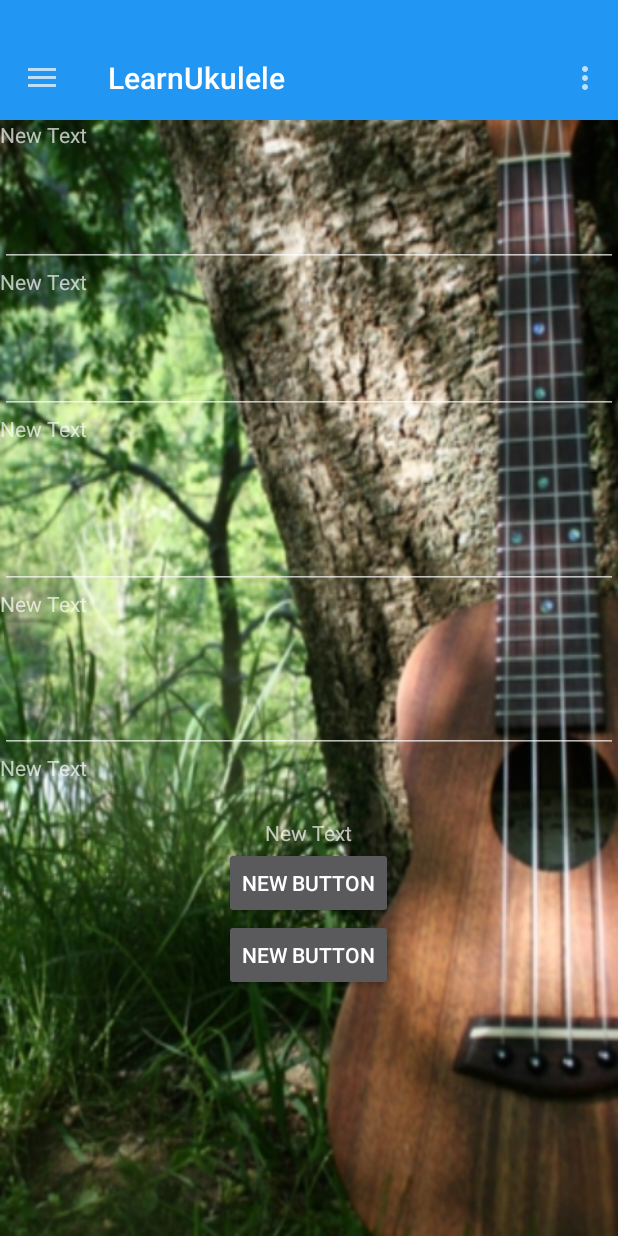
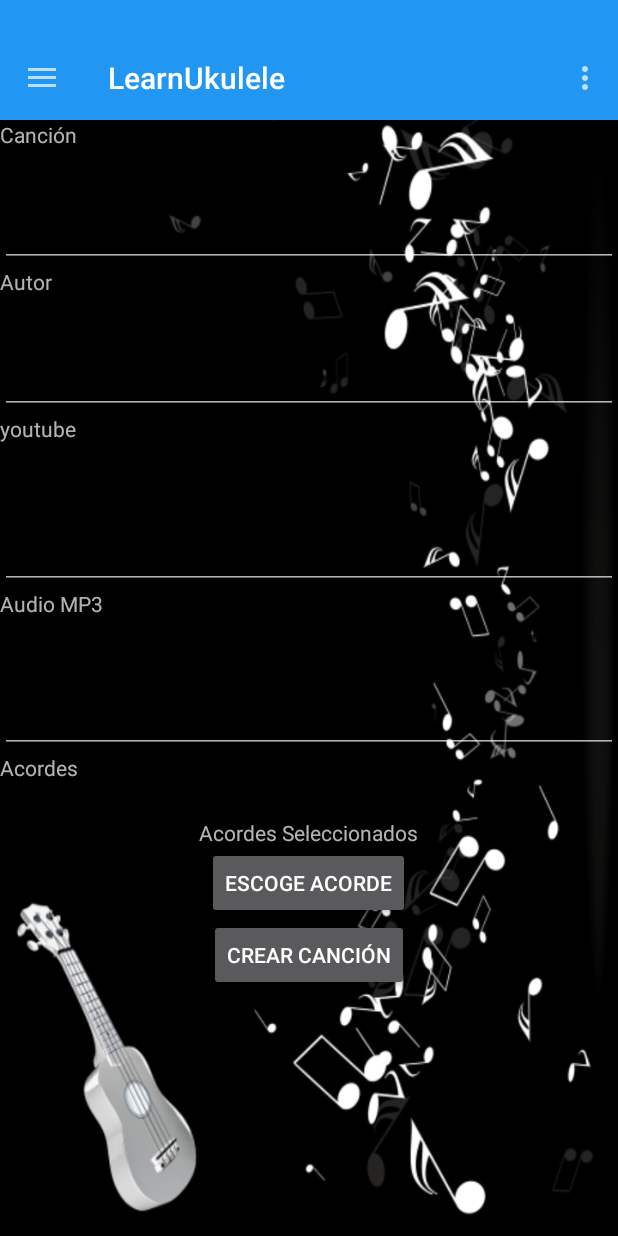
Before and after one commit to jfernandez178/ITI_Proiektua_2, an Android app: the fragment SongBerriaFragment placed in its activity, on a phone screen of 412 x 824 dp. Run offline under Robolectric (Android 15) with nearby library versions, the phone set to English and light mode, and no system bars.

Commit message:
Mensaje de Bienvenida y create songs
Se ha añadido fondo a create songs y se ha puesto un mensaje de
bienvenida

```diff
--- a/UkeleleArrospi/app/src/main/java/com/example/javier/ukelelearrospi/MainActivity.java
+++ b/UkeleleArrospi/app/src/main/java/com/example/javier/ukelelearrospi/MainActivity.java
@@ -15,6 +15,7 @@ import android.support.v7.widget.Toolbar;
 import android.view.Menu;
 import android.view.MenuItem;
 import android.view.View;
+import android.widget.EditText;
 
 import java.io.Serializable;
 
@@ -24,6 +25,7 @@ public class MainActivity extends AppCompatActivity {
     private DrawerLayout mDrawerLayout;
     private NavigationView navigationView;
     private ActionBarDrawerToggle mDrawerToggle;
+    private EditText meditTExt;
 
     @Override
 	protected void onCreate(Bundle savedInstanceState) {
@@ -41,6 +43,9 @@ public class MainActivity extends AppCompatActivity {
 
         mDrawerLayout = (DrawerLayout) findViewById(R.id.drawer_layout);
         navigationView = (NavigationView) findViewById(R.id.navigation_view);
+        meditTExt = (EditText) findViewById(R.id.editOngiEtorri);
+        meditTExt.setKeyListener(null);
+
 
         drawerraKudeatu();
 
--- a/UkeleleArrospi/app/src/main/res/layout/activity_main.xml
+++ b/UkeleleArrospi/app/src/main/res/layout/activity_main.xml
@@ -21,7 +21,32 @@
             android:id="@+id/content_frame"
             android:layout_width="match_parent"
             android:layout_height="match_parent"
-            android:background="@drawable/backgr_mainr" />
+            android:background="@drawable/backgr_mainr" >
+
+            <EditText
+                android:layout_width="270dp"
+                android:layout_height="410dp"
+                android:id="@+id/editOngiEtorri"
+                android:layout_gravity="left|bottom"
+                android:background="#ad5c5c5c"
+                android:layout_margin="@dimen/abc_action_bar_content_inset_material"
+                android:text="@string/ongi_etorri_text"
+                android:gravity="fill_horizontal|fill_vertical|fill"
+                android:editable="false"
+                android:enabled="true"
+                android:focusable="false" />
+
+            <TextView
+                android:layout_width="wrap_content"
+                android:layout_height="wrap_content"
+                android:textSize="30sp"
+                android:textAppearance="?android:attr/textAppearanceSmall"
+                android:text="@string/ongi_etorri_title"
+                android:id="@+id/viewOngiEtorri"
+                android:layout_gravity="center_horizontal|top"
+                android:gravity="center_vertical|center_horizontal"
+                android:textStyle="bold" />
+        </FrameLayout>
 
     </RelativeLayout>
 
--- a/UkeleleArrospi/app/src/main/res/layout/fragment_song_berria.xml
+++ b/UkeleleArrospi/app/src/main/res/layout/fragment_song_berria.xml
@@ -3,7 +3,8 @@
     android:layout_height="match_parent"
     tools:context="com.example.javier.ukelelearrospi.SongBerriaFragment"
     android:orientation="vertical"
-    android:weightSum="1">
+    android:weightSum="1"
+    android:background="@drawable/backgr_newsongr">
 
     <!-- TODO: Update blank fragment layout -->
 
@@ -15,7 +16,7 @@
     <TextView
         android:layout_width="177dp"
         android:layout_height="wrap_content"
-        android:text="New Text"
+        android:text="@string/abestia"
         android:id="@+id/textKantuIzena"
         android:layout_weight="0.11" />
 
@@ -27,7 +28,7 @@
     <TextView
         android:layout_width="210dp"
         android:layout_height="wrap_content"
-        android:text="New Text"
+        android:text="@string/autor"
         android:id="@+id/textAutoreIzena"
         android:layout_weight="0.11" />
 
@@ -39,7 +40,7 @@
     <TextView
         android:layout_width="194dp"
         android:layout_height="wrap_content"
-        android:text="New Text"
+        android:text="@string/string_youtube"
         android:id="@+id/textYoutube"
         android:layout_weight="0.17" />
 
@@ -51,7 +52,7 @@
     <TextView
         android:layout_width="210dp"
         android:layout_height="64dp"
-        android:text="New Text"
+        android:text="@string/string_mp3"
         android:id="@+id/textMP3" />
 
     <EditText
@@ -62,28 +63,28 @@
     <TextView
         android:layout_width="210dp"
         android:layout_height="wrap_content"
-        android:text="New Text"
+        android:text="@string/akordeak"
         android:id="@+id/textAkordeak"
         android:layout_weight="0.08" />
 
     <TextView
         android:layout_width="wrap_content"
         android:layout_height="wrap_content"
-        android:text="New Text"
+        android:text="@string/aukeratutako_akordeak"
         android:id="@+id/textAukeratutakoAkordeak"
         android:layout_gravity="center_horizontal" />
 
     <Button
         android:layout_width="wrap_content"
         android:layout_height="wrap_content"
-        android:text="New Button"
+        android:text="@string/aukeratu_akorde"
         android:id="@+id/buttonAkordeakAukeratu"
         android:layout_gravity="center_horizontal" />
 
     <Button
         android:layout_width="wrap_content"
         android:layout_height="wrap_content"
-        android:text="New Button"
+        android:text="@string/kantua_sortu"
         android:id="@+id/buttonKantuaSortu"
         android:layout_gravity="center_horizontal" />
 
--- a/UkeleleArrospi/app/src/main/res/values/strings.xml
+++ b/UkeleleArrospi/app/src/main/res/values/strings.xml
@@ -38,7 +38,7 @@
 
     <string name="youtube">Youtube</string>
 
-    <string name="abestia">Abestia</string>
+    <string name="abestia">Canción</string>
 
     <string name="aldatu">Aldatu</string>
 
@@ -47,6 +47,14 @@
     <string name="password">Contraseña</string>
     <string name="password_confirm">Confirmar Contraseña</string>
     <string name="erregistratu">Regisrarse</string>
+    <string name="string_mp3">Audio MP3</string>
+    <string name="string_youtube">youtube</string>
+    <string name="akordeak">Acordes</string>
+    <string name="aukeratu_akorde">Escoge Acorde</string>
+    <string name="kantua_sortu">Crear Canción</string>
+    <string name="aukeratutako_akordeak">Acordes Seleccionados</string>
+    <string name="ongi_etorri_title">Bienvenido a Learn Ukelele</string>
+    <string name="ongi_etorri_text">Hola\n\n\tAquí podras encontrar todas las herramientas que necesites para convertirte en un maestro del ukelele.\n\n Ya seas alguien que acaba de empezar, con nociones básicas o todo un experto, te ofrecemos toda la ayuda que necesites mediante esta aplicación.\n\n\tPara empezar no tienes mas que arrastras el panel izquierdo para mostrar el menú, o pulsar en el icono en la esquina superior izquierda.</string>
 
     <string-array name="zailtasuna">
         <item>Edozein</item>
```
Also changed, not shown: UkeleleArrospi/app/src/main/res/drawable-mdpi/backgr_newsongr.jpg (added).
